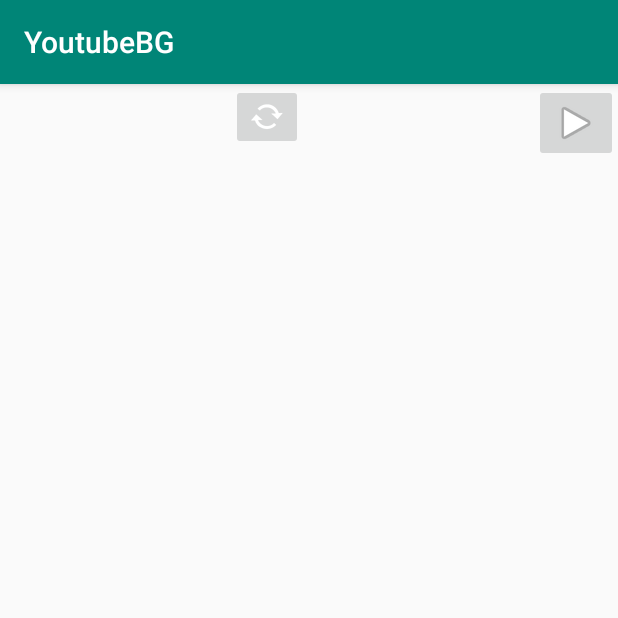
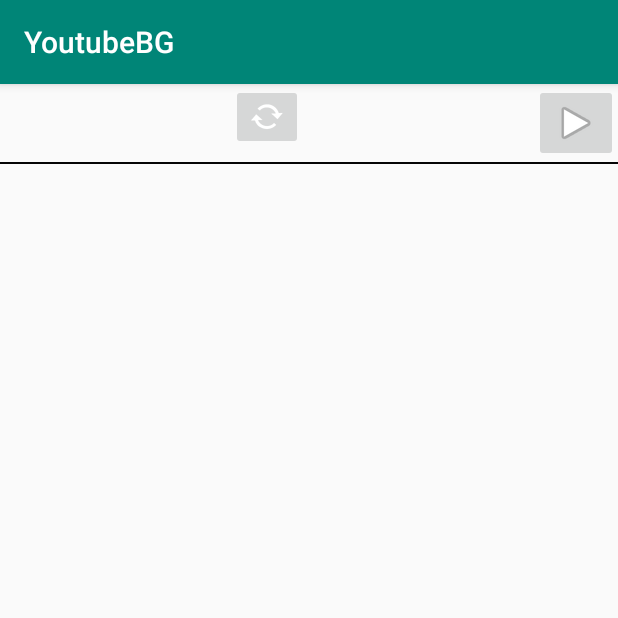
Before and after one commit to Miltentt/YoutubeBG, an Android app: the Play_Playlist screen opened directly, with no data from a screen before it, on a phone screen of 412 x 824 dp, the top half of it. Run offline under Robolectric (Android 15) with nearby library versions, the phone set to English and light mode, and no system bars; 1 statement that could not run was skipped.

Commit message:
Added Skeleton of Playlist Player

```diff
--- a/app/src/main/java/com/example/youtubebg/ViewModels/New_Playlist_ViewModel.java
+++ b/app/src/main/java/com/example/youtubebg/ViewModels/New_Playlist_ViewModel.java
@@ -19,11 +19,13 @@ public class New_Playlist_ViewModel extends AndroidViewModel {
         repository = Youtube_BG_Repository.getInstance(application);
     }
 
-    public void createPlaylist(String name, String photo,String video )
+    public void createPlaylist(String name, String photo,String video, String namess )
     {
         List<String> vid = new LinkedList<>();
         vid.add(video);
-       repository.addPlaylist(new Playlist_card(name,photo,vid));
+        List<String> names = new LinkedList<>();
+        names.add(namess);
+       repository.addPlaylist(new Playlist_card(name,photo,vid,names));
 
     }
 
--- a/app/src/main/java/com/example/youtubebg/Views/New_Playlist.java
+++ b/app/src/main/java/com/example/youtubebg/Views/New_Playlist.java
@@ -20,6 +20,7 @@ private New_Playlist_ViewModel new_playlist_viewModel;
 private EditText name;
 private String photo;
 private String id;
+private String title;
 
 @Override
     protected void onCreate(@Nullable Bundle savedInstanceState) {
@@ -28,12 +29,13 @@ private String id;
         Bundle extras = getIntent().getExtras();
          photo = extras.getString("photo");
         id = extras.getString("id");
+        title = extras.getString("names");
         name = findViewById(R.id.name);
         new_playlist_viewModel = ViewModelProviders.of(this).get(New_Playlist_ViewModel.class);
     }
     public void finish (View view)
     {
-        new_playlist_viewModel.createPlaylist(name.getText().toString(),photo,id);
+        new_playlist_viewModel.createPlaylist(name.getText().toString(),photo,id,title);
         Intent i = new Intent(this, MainActivity.class);
         startActivity(i);
 
--- a/app/src/main/java/com/example/youtubebg/Views/Play_Playlist.java
+++ b/app/src/main/java/com/example/youtubebg/Views/Play_Playlist.java
@@ -2,15 +2,35 @@ package com.example.youtubebg.Views;
 
 import android.os.Bundle;
 
+import com.example.youtubebg.Models.Playlist_card;
 import com.example.youtubebg.R;
+import com.example.youtubebg.adapters.Play_Playlist_Adapter;
+import com.example.youtubebg.adapters.Playlist_Adapter;
+import com.example.youtubebg.adapters.Popup_adapter;
 
 import androidx.annotation.Nullable;
 import androidx.appcompat.app.AppCompatActivity;
+import androidx.recyclerview.widget.LinearLayoutManager;
+import androidx.recyclerview.widget.RecyclerView;
 
-public class Play_Playlist extends AppCompatActivity {
+public class Play_Playlist extends AppCompatActivity implements Play_Playlist_Adapter.adapterCallBack {
+private Play_Playlist_Adapter adapter;
+private RecyclerView recyclerView;
+private Playlist_card card;
     @Override
     protected void onCreate(@Nullable Bundle savedInstanceState) {
         super.onCreate(savedInstanceState);
         setContentView(R.layout.play_playlist);
+        card = (Playlist_card) getIntent().getSerializableExtra("playlist");
+        adapter = new Play_Playlist_Adapter(card.getNames());
+        recyclerView = findViewById(R.id.recycler);
+        RecyclerView.LayoutManager layoutManager = new LinearLayoutManager(getApplicationContext());
+        recyclerView.setLayoutManager(layoutManager);
+        recyclerView.setAdapter(adapter);
+    }
+
+    @Override
+    public void saveVideo(String name) {
+
     }
 }
--- a/app/src/main/java/com/example/youtubebg/Views/Playlist_popup.java
+++ b/app/src/main/java/com/example/youtubebg/Views/Playlist_popup.java
@@ -31,6 +31,7 @@ private RecyclerView recyclerView;
 private Youtube_BG_Repository repository;
 private Playlist_card playlist_card;
 private List<String> videos= new LinkedList<>();
+private List<String> titles = new LinkedList<>();
     public Playlist_popup(Search_Response.Item item)
     {
 this.item=item;
@@ -69,6 +70,7 @@ public void newplaylist ()
     Intent i = new Intent(getActivity(), New_Playlist.class);
     i.putExtra("photo",item.getSnippet().getThumbnails().getDefault().getUrl());
     i.putExtra("id",item.getId().getVideoId());
+    i.putExtra("names",item.getSnippet().getTitle());
     startActivity(i);
 
 }
@@ -77,7 +79,10 @@ public void newplaylist ()
     public void saveVideo(Playlist_card card) {
 playlist_card = card;
 videos=card.getVideos();
+titles=card.getNames();
 videos.add(item.getId().getVideoId());
+titles.add(item.getSnippet().getTitle());
+playlist_card.setNames(titles);
 playlist_card.setVideos(videos);
 repository.deletePlaylist(card);
 repository.addPlaylist(playlist_card);
--- a/app/src/main/java/com/example/youtubebg/Views/Playlists.java
+++ b/app/src/main/java/com/example/youtubebg/Views/Playlists.java
@@ -19,6 +19,8 @@ import com.example.youtubebg.ViewModels.MainActivity_ViewModel;
 import com.example.youtubebg.ViewModels.Playlists_ViewModel;
 import com.example.youtubebg.adapters.Playlist_Adapter;
 import com.example.youtubebg.adapters.Search_Adapter;
+
+import java.io.Serializable;
 
 public class Playlists extends AppCompatActivity implements Playlist_Adapter.callBack {
     RecyclerView recyclerView;
@@ -65,6 +67,7 @@ public void initRecycler()
     @Override
     public void openPlaylist(Playlist_card card) {
         Intent i = new Intent(this, Play_Playlist.class);
+        i.putExtra("playlist",card);
         startActivity(i);
     }
 }
--- a/app/src/main/res/layout/play_playlist.xml
+++ b/app/src/main/res/layout/play_playlist.xml
@@ -6,7 +6,17 @@
     android:layout_width="match_parent"
     android:layout_height="match_parent">
 
+    <View
+        android:id="@+id/view"
+        android:layout_width="fill_parent"
+        android:layout_height="1dp"
+        android:background="#050505"
+        android:paddingBottom="10dp"
+        app:layout_constraintStart_toEndOf="@+id/name"
+        app:layout_constraintTop_toTopOf="@+id/recycler" />
+
     <androidx.recyclerview.widget.RecyclerView
+        android:id="@+id/recycler"
         android:layout_width="399dp"
         android:layout_height="656dp"
         app:layout_constraintEnd_toEndOf="parent"
```
Also changed, not shown: app/src/main/java/com/example/youtubebg/Models/Playlist_card.java (+14 -2 lines), app/src/main/java/com/example/youtubebg/Models/Video.java (added, +32 -0 lines), app/src/main/java/com/example/youtubebg/ViewModels/Play_Playlist_ViewModel.java (added, +40 -0 lines), app/src/main/java/com/example/youtubebg/Views/YoutubePlaylist.java (added, +16 -0 lines), app/src/main/java/com/example/youtubebg/adapters/Play_Playlist_Adapter.java (added, +70 -0 lines), app/src/main/res/layout/recycler_play_playlist.xml (added, +25 -0 lines), app/src/main/res/layout/youtubeplayer.xml (+12 -1 lines).
